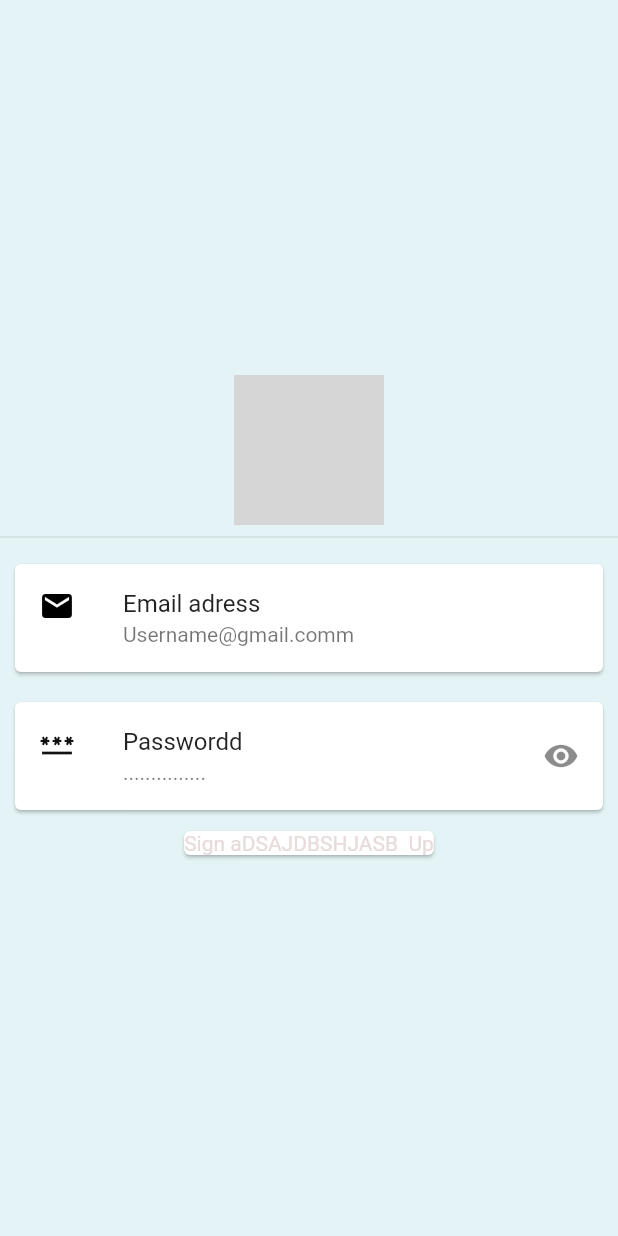
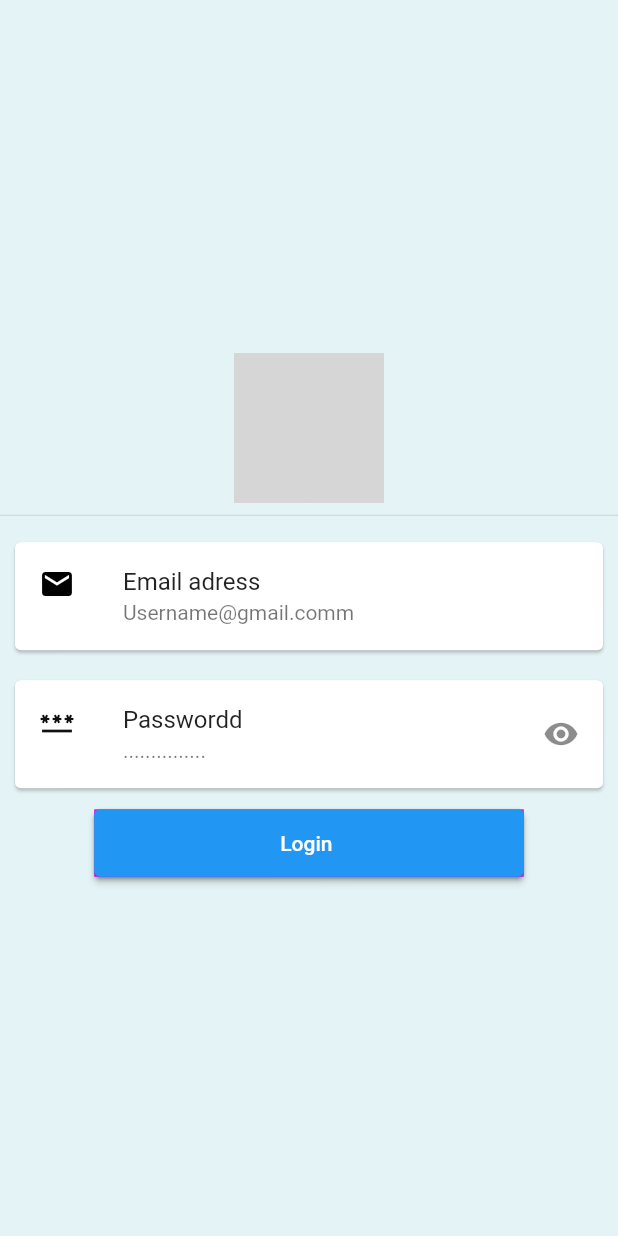
Before and after one commit to Aldairtunq/flutter_application_7DISE-O1, a Flutter app: the screen it shows after launch, on a phone screen of 412 x 824 dp. Run offline on Flutter 3.47's test engine with Material 2 defaults, Android fonts, the phone set to English and light mode, and no system bars; grey boxes are pictures that could not be loaded.

Commit message:
diseño1

```diff
--- a/lib/main.dart
+++ b/lib/main.dart
@@ -1,5 +1,6 @@
 // ignore_for_file: prefer_const_constructors
 
+import 'package:flutter/foundation.dart';
 import 'package:flutter/material.dart';
 
 void main() {
@@ -40,13 +41,15 @@ class Myapp extends StatelessWidget {
               ),
             ),
             Card(
-              child: Text(
-                "Sign aDSAJDBSHJASB  Up",
-                style: TextStyle(
-                  color: Color.fromARGB(255, 231, 219, 219),
-                ),
-              ),
-            )
+              child: Container(
+                  color: Color.fromARGB(255, 225, 30, 243),
+                  height: 45,
+                  child: ElevatedButton(
+                    child: const Text(
+                        '                               Login                                '),
+                    onPressed: () {},
+                  )),
+            ),
           ],
         ),
       ),
```
